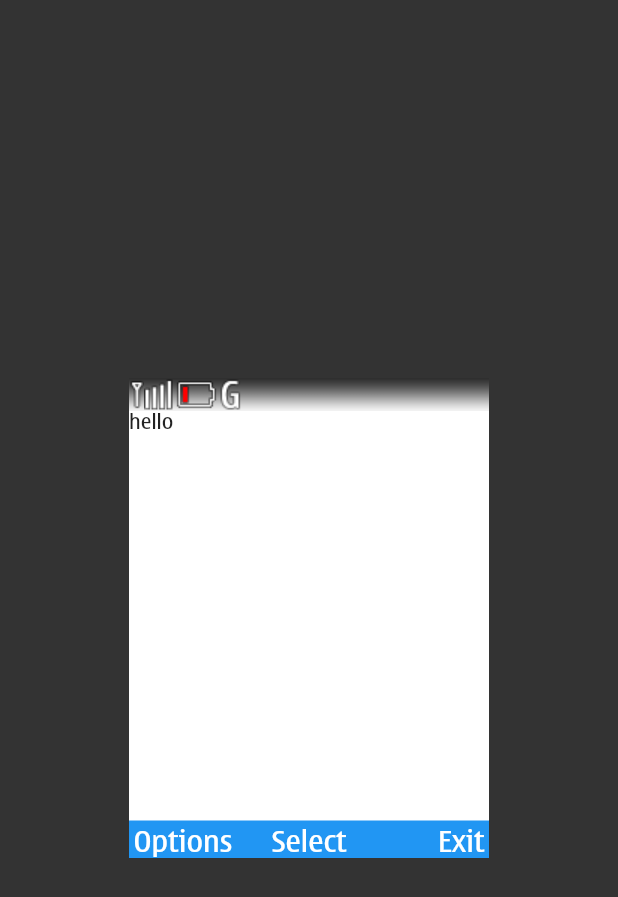
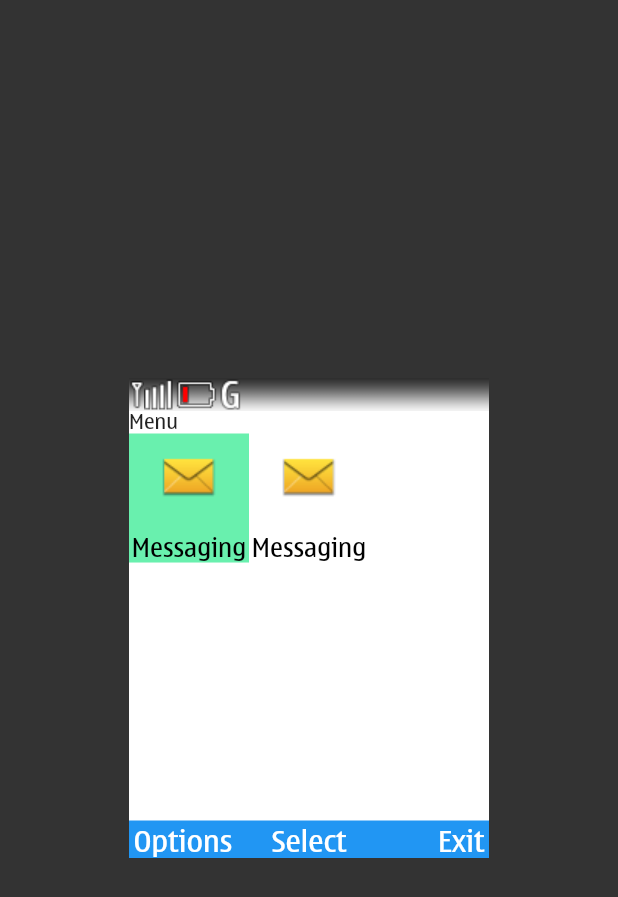
Before and after one commit to EltonBR/flutter-nokia-s40-simulator, a Flutter app: the MenuPage screen opened by its route, on a phone screen of 412 x 824 dp. Shown: the top 897 px of the screen. Run offline on Flutter 3.47's test engine with Material 2 defaults, Android fonts, the phone set to English and light mode, and no system bars.

Commit message:
WIP: menu page: learning about focusNode keyboard navigation

```diff
--- a/lib/pages/home/home_controller.dart
+++ b/lib/pages/home/home_controller.dart
@@ -2,9 +2,9 @@ import 'package:flutter/material.dart';
 import 'package:s40_2011_simulator/constants/keymap.dart';
 import 'package:s40_2011_simulator/core/controller.dart';
 
-class HomeController extends Controller {
+class HomePageController extends Controller {
   final BuildContext context;
-  HomeController(setStateFn, this.context) : super(setStateFn);
+  HomePageController(setStateFn, this.context) : super(setStateFn);
 
   @override
   void dispose() {}
--- a/lib/pages/home/home_view.dart
+++ b/lib/pages/home/home_view.dart
@@ -14,11 +14,11 @@ class HomePage extends StatefulWidget {
 }
 
 class _HomePageState extends State<HomePage> {
-  late HomeController _controller;
+  late HomePageController _controller;
 
   @override
   void initState() {
-    _controller = HomeController(() => setState(() {}), context);
+    _controller = HomePageController(() => setState(() {}), context);
     super.initState();
   }
 
--- /dev/null
+++ b/lib/pages/menu/menu_controller.dart
@@ -0,0 +1,36 @@
+import 'package:flutter/material.dart';
+import 'package:flutter/services.dart';
+import 'package:s40_2011_simulator/core/controller.dart';
+
+class MenuPageController extends Controller {
+  BuildContext context;
+
+  late FocusNode focus;
+  late FocusNode focus2;
+  bool focusState = false;
+  bool focusState2 = false;
+
+  MenuPageController(super.setStateFn, this.context) {
+    focus = FocusNode(onKey: (focusNode, key) {
+      if (key.isKeyPressed(LogicalKeyboardKey.arrowRight)) {
+        FocusScope.of(context).requestFocus(focus2);
+      }
+      return KeyEventResult.handled;
+    });
+
+    focus2 = FocusNode(onKey: (focusNode, key) {
+      print(key.logicalKey);
+      if (key.isKeyPressed(LogicalKeyboardKey.arrowLeft)) {
+        focusNode.previousFocus();
+      }
+
+      return KeyEventResult.handled;
+    });
+  }
+
+  @override
+  void dispose() {
+    focus.dispose();
+    focus2.dispose();
+  }
+}
--- a/lib/pages/menu/menu_view.dart
+++ b/lib/pages/menu/menu_view.dart
@@ -1,6 +1,6 @@
 import 'package:flutter/material.dart';
-import 'package:flutter/src/widgets/framework.dart';
-import 'package:flutter/src/widgets/placeholder.dart';
+import 'package:flutter/services.dart';
+import 'package:s40_2011_simulator/pages/menu/menu_controller.dart';
 import 'package:s40_2011_simulator/shared/components/s40-scaffold/s40_scaffold.dart';
 import 'package:s40_2011_simulator/shared/components/scaffold_footer/scaffold_footer_view.dart';
 import 'package:s40_2011_simulator/shared/components/scaffold_header/scaffold_header_view.dart';
@@ -13,15 +13,97 @@ class MenuPage extends StatefulWidget {
 }
 
 class _MenuPageState extends State<MenuPage> {
+  late MenuPageController _controller;
+
+  @override
+  void initState() {
+    _controller = MenuPageController(() => setState(() {}), context);
+    super.initState();
+  }
+
   @override
   Widget build(BuildContext context) {
     return S40Scaffold(
-        header: ScaffoldHeader(),
-        body: Text("hello"),
-        footer: ScaffoldFooter(
+        header: const ScaffoldHeader(),
+        body: Column(
+          crossAxisAlignment: CrossAxisAlignment.start,
+          children: [
+            Text("Menu"),
+            Expanded(
+              child: GridView.count(
+                crossAxisCount: 3,
+                childAspectRatio: 0.93,
+                children: [
+                  Focus(
+                    focusNode: _controller.focus,
+                    autofocus: true,
+                    onFocusChange: (state) {
+                      print('1 $state');
+                      _controller.focusState = state;
+                      setState(() {});
+                    },
+                    child: GridMenuItem(
+                      selected: _controller.focusState,
+                      imageIcon: Image.asset(
+                          "lib/assets/nokia-icons/menu/message.png"),
+                      labelText: "Messaging",
+                    ),
+                  ),
+                  Focus(
+                    focusNode: _controller.focus2,
+                    onFocusChange: (state) {
+                      print('2 state');
+                      _controller.focusState2 = state;
+                      setState(() {});
+                    },
+                    child: GridMenuItem(
+                      selected: _controller.focusState2,
+                      imageIcon: Image.asset(
+                          "lib/assets/nokia-icons/menu/message.png"),
+                      labelText: "Messaging",
+                    ),
+                  ),
+                ],
+              ),
+            )
+          ],
+        ),
+        footer: const ScaffoldFooter(
           leftLabel: "Options",
           centerLabel: "Select",
           rightLabel: "Exit",
         ));
   }
 }
+
+class GridMenuItem extends StatelessWidget {
+  final String labelText;
+
+  final Image imageIcon;
+
+  final bool selected;
+
+  const GridMenuItem(
+      {super.key,
+      required this.imageIcon,
+      required this.labelText,
+      required this.selected});
+
+  @override
+  Widget build(BuildContext context) {
+    return Container(
+      color: (selected) ? Colors.greenAccent : null,
+      child:
+          Column(mainAxisAlignment: MainAxisAlignment.spaceBetween, children: [
+        Padding(
+          padding: const EdgeInsets.only(top: 7, bottom: 11),
+          child: imageIcon,
+        ),
+        Text(
+          labelText,
+          style: TextStyle(color: Colors.black, fontSize: 17),
+        )
+      ]),
+    );
+  }
+}
--- a/pubspec.yaml
+++ b/pubspec.yaml
@@ -74,6 +74,7 @@ flutter:
     - lib/assets/nokia-icons/symbols/header-indicators/gprs.png
     - lib/assets/nokia-icons/symbols/header-indicators/gprs-connected.png
     - lib/assets/images/default-wallpaper.png
+    - lib/assets/nokia-icons/menu/message.png
   fonts:
     - family: Nokia
       fonts:
```
